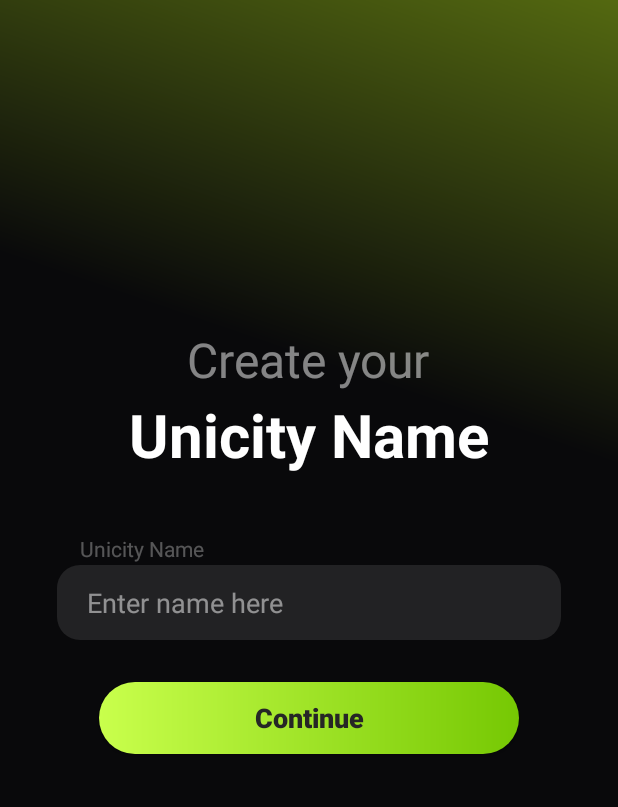
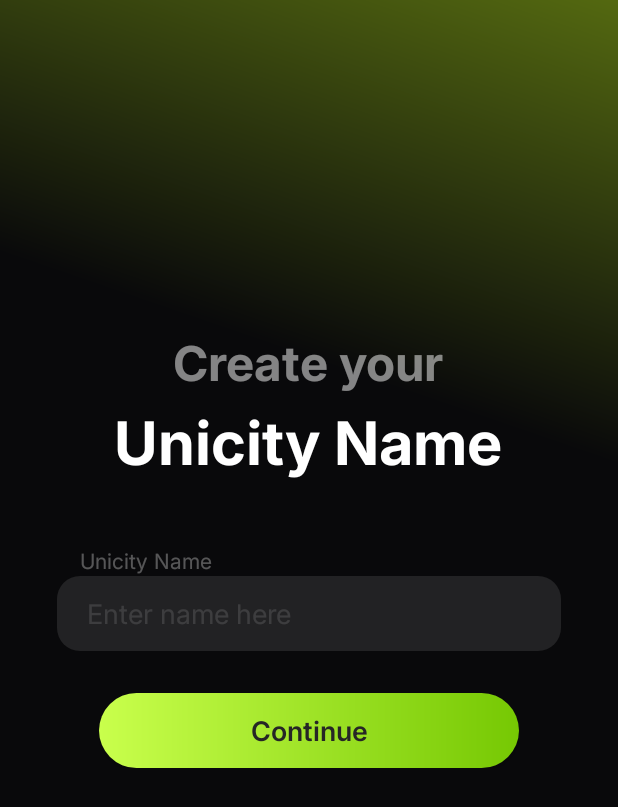
Before and after one commit to unicitynetwork/unyx-wallet, an Android app built with Jetpack Compose: the screen it shows after launch (CreateNameTagActivity), after a tap on "Create Wallet", on a phone screen of 412 x 824 dp. Shown: the top 807 px of the screen. Run offline under Robolectric (Android 15) with nearby library versions, the phone set to English and light mode, and no system bars; libraries missing offline, so code that uses them is left out: cash.z.ecc, org.bouncycastle.crypto, org.bouncycastle.jce, org.bouncycastle.math, org.unicitylabs.sdk; 8 statements that could not run were skipped.

Commit message:
Switched to binding Imported fonts Implemented loading states for wallet creation and unicityId minting

```diff
--- a/app/src/main/java/com/example/unicitywallet/ui/onboarding/createNameTag/CreateNameTagActivity.kt
+++ b/app/src/main/java/com/example/unicitywallet/ui/onboarding/createNameTag/CreateNameTagActivity.kt
@@ -7,6 +7,7 @@ import com.example.unicitywallet.R
 import android.widget.Button
 import android.widget.EditText
 import android.util.Log
+import android.view.View
 import android.widget.Toast
 import androidx.lifecycle.lifecycleScope
 import com.example.unicitywallet.identity.IdentityManager
@@ -21,26 +22,27 @@ import org.unicitylabs.sdk.token.TokenId
 import org.unicitylabs.sdk.token.TokenType
 import java.security.SecureRandom
 import androidx.core.content.edit
+import com.example.unicitywallet.databinding.ActivityCreateNameBinding
+import com.example.unicitywallet.databinding.ActivityWelcomeBinding
 import com.example.unicitywallet.ui.wallet.WalletActivity
 
 class CreateNameTagActivity : AppCompatActivity() {
     private lateinit var nametagService: NametagService
     private lateinit var identityManager: IdentityManager
+    private lateinit var binding: ActivityCreateNameBinding
 
     override fun onCreate(savedInstanceState: Bundle?) {
         super.onCreate(savedInstanceState)
-        setContentView(R.layout.activity_create_name)
+        binding = ActivityCreateNameBinding.inflate(layoutInflater)
+        setContentView(binding.root)
 
         nametagService = NametagService(applicationContext)
         identityManager = IdentityManager(applicationContext)
 
-        val etName = findViewById<EditText>(R.id.etUnicityName)
-        val btnContinue = findViewById<Button>(R.id.btnContinue)
-
         val sharedPrefs = getSharedPreferences("UnicityWalletPrefs", MODE_PRIVATE)
 
-        btnContinue.setOnClickListener {
-            val nametag = etName.text.toString().trim()
+        binding.btnContinue.setOnClickListener {
+            val nametag = binding.etUnicityName.text.toString().trim()
             if(nametag.isEmpty()){
                 Toast.makeText(this, "Please enter a Unicity tag", Toast.LENGTH_SHORT).show()
                 return@setOnClickListener
@@ -109,6 +111,7 @@ class CreateNameTagActivity : AppCompatActivity() {
 
     private suspend fun mintNametag(nametag: String) {
         try {
+            showLoading(true)
             val address = getWalletAddress()
             if (address != null){
                 val nametagToken = nametagService.mintNameTag(nametag, address)
@@ -122,7 +125,21 @@ class CreateNameTagActivity : AppCompatActivity() {
             }
         } catch (e: Exception) {
             Toast.makeText(this, "Failed to mint nametag: ${e.message}", Toast.LENGTH_LONG).show()
+        } finally {
+            showLoading(false)
         }
 
     }
+
+    private fun showLoading(isLoading: Boolean) {
+        if(isLoading) {
+            binding.btnContinue.text = ""
+            binding.btnContinue.isEnabled = false
+            binding.btnProgress.visibility = View.VISIBLE
+        } else {
+            binding.btnContinue.text = "Continue"
+            binding.btnContinue.isEnabled = true
+            binding.btnProgress.visibility = View.GONE
+        }
+    }
 }
--- a/app/src/main/java/com/example/unicitywallet/ui/onboarding/welcome/WelcomeActivity.kt
+++ b/app/src/main/java/com/example/unicitywallet/ui/onboarding/welcome/WelcomeActivity.kt
@@ -3,11 +3,11 @@ package com.example.unicitywallet.ui.onboarding.welcome
 import android.content.Intent
 import android.os.Bundle
 import android.util.Log
-import android.widget.Button
+import android.view.View
 import android.widget.Toast
 import androidx.appcompat.app.AppCompatActivity
 import androidx.lifecycle.lifecycleScope
-import com.example.unicitywallet.R
+import com.example.unicitywallet.databinding.ActivityWelcomeBinding
 import com.example.unicitywallet.identity.IdentityManager
 import com.example.unicitywallet.ui.onboarding.createNameTag.CreateNameTagActivity
 import kotlinx.coroutines.launch
@@ -15,19 +15,21 @@ import kotlinx.coroutines.launch
 class WelcomeActivity : AppCompatActivity() {
 
     private lateinit var identityManager: IdentityManager
+    private lateinit var binding: ActivityWelcomeBinding
 
     override fun onCreate(savedInstanceState: Bundle?) {
         super.onCreate(savedInstanceState)
-        setContentView(R.layout.activity_welcome)
+        binding = ActivityWelcomeBinding.inflate(layoutInflater)
+        setContentView(binding.root)
 
         identityManager = IdentityManager(applicationContext)
 
 
-        findViewById<Button>(R.id.btnCreateWallet).setOnClickListener {
+        binding.btnCreateWallet.setOnClickListener {
             createWallet()
         }
 
-        findViewById<Button>(R.id.btnRecoverWallet).setOnClickListener {
+        binding.btnRecoverWallet.setOnClickListener {
             // TODO: implement wallet recovery
         }
     }
@@ -35,6 +37,8 @@ class WelcomeActivity : AppCompatActivity() {
     private fun createWallet() {
         lifecycleScope.launch {
             try {
+                showLoading(true)
+
                 identityManager.generateNewIdentity()
                 startActivity(Intent(this@WelcomeActivity, CreateNameTagActivity::class.java))
                 finish()
@@ -42,7 +46,23 @@ class WelcomeActivity : AppCompatActivity() {
             } catch (e: Exception) {
                 Log.e("Welcome", "Error creating a new wallet", e)
                 Toast.makeText(this@WelcomeActivity, "Failed to create wallet: ${e.message}", Toast.LENGTH_LONG).show()
+            } finally {
+                showLoading(false)
             }
         }
     }
+
+    private fun showLoading(isLoading: Boolean) {
+        if(isLoading) {
+            binding.btnCreateWallet.text = ""
+            binding.btnCreateWallet.isEnabled = false
+            binding.btnProgress.visibility = View.VISIBLE
+        } else {
+            binding.btnCreateWallet.text = "Create Wallet"
+            binding.btnCreateWallet.isEnabled = true
+            binding.btnProgress.visibility = View.GONE
+        }
+
+        binding.btnRecoverWallet.isEnabled = !isLoading
+    }
 }
--- a/app/src/main/res/layout/activity_create_name.xml
+++ b/app/src/main/res/layout/activity_create_name.xml
@@ -13,7 +13,8 @@
         android:textColor="#80FFFFFF"
         android:textSize="32sp"
         android:layout_centerHorizontal="true"
-        android:layout_marginTop="180dp"/>
+        android:layout_marginTop="180dp"
+        android:fontFamily="@font/inter_bold"/>
 
     <!-- Unicity Name txt -->
     <TextView
@@ -26,7 +27,7 @@
         android:textStyle="bold"
         android:layout_below="@id/tvWelcome"
         android:layout_centerHorizontal="true"
-        android:layout_marginTop="1dp"/>
+        android:fontFamily="@font/inter_bold"/>
 
     <TextView
         android:id="@+id/tvInputLabel"
@@ -37,7 +38,8 @@
         android:textSize="14sp"
         android:layout_below="@id/tvAppName"
         android:layout_marginTop="39dp"
-        android:layout_marginStart="15dp"/>
+        android:layout_marginStart="15dp"
+        android:fontFamily="@font/inter_regular"/>
 
     <EditText
         android:id="@+id/etUnicityName"
@@ -49,21 +51,40 @@
         android:background="@drawable/et_bg"
         android:paddingHorizontal="20dp"
         android:textColor="@android:color/white"
-        android:textColorHint="#80FFFFFF"
-        android:inputType="textPersonName"/>
+        android:textColorHint="#20FFFFFF"
+        android:inputType="textPersonName"
+        android:fontFamily="@font/inter_regular"/>
 
-    <Button
-        android:id="@+id/btnContinue"
+    <FrameLayout
+        android:id="@+id/btnContinueContainer"
         android:layout_width="280dp"
-        android:layout_height="wrap_content"
+        android:layout_height="50dp"
         android:layout_below="@id/etUnicityName"
-        android:layout_marginTop="28dp"
-        android:background="@drawable/btn_green_rounded"
-        android:text="Continue"
-        android:textColor="#262626"
         android:layout_centerHorizontal="true"
-        android:textStyle="bold"
-        android:textAllCaps="false"
-        android:textSize="18sp"/>
+        android:layout_marginTop="28dp">
+
+        <Button
+            android:id="@+id/btnContinue"
+            android:layout_width="match_parent"
+            android:layout_height="match_parent"
+            android:background="@drawable/btn_green_rounded"
+            android:gravity="center"
+            android:text="Continue"
+            android:textColor="#262626"
+            android:textAllCaps="false"
+            android:textSize="18sp"
+            android:fontFamily="@font/inter_semibold"/>
+
+        <ProgressBar
+            android:id="@+id/btnProgress"
+            style="?android:attr/progressBarStyleSmall"
+            android:layout_width="24dp"
+            android:layout_height="24dp"
+            android:layout_gravity="center"
+            android:indeterminate="true"
+            android:indeterminateTint="#262626"
+            android:visibility="gone"/>
+    </FrameLayout>
+
 
 </RelativeLayout>
```
Also changed, not shown: app/src/main/res/layout/activity_welcome.xml (+40 -13 lines), app/src/main/res/font/inter_bold.ttf (added), app/src/main/res/font/inter_medium.ttf (added), app/src/main/res/font/inter_regular.ttf (added), app/src/main/res/font/inter_semibold.ttf (added).
